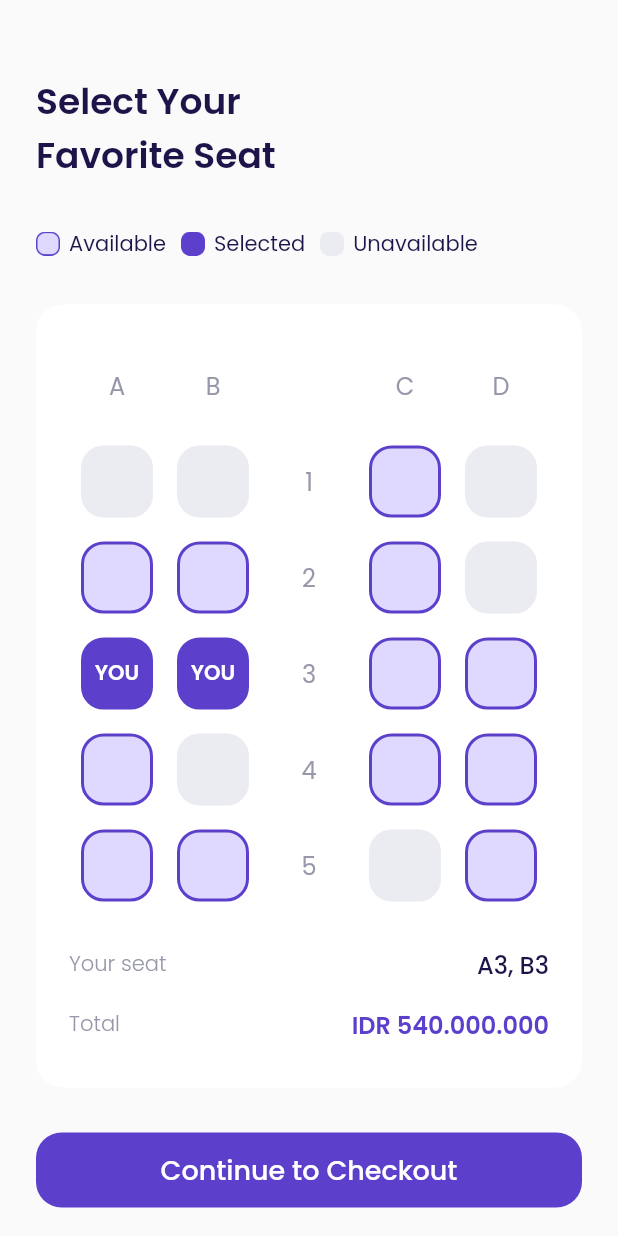
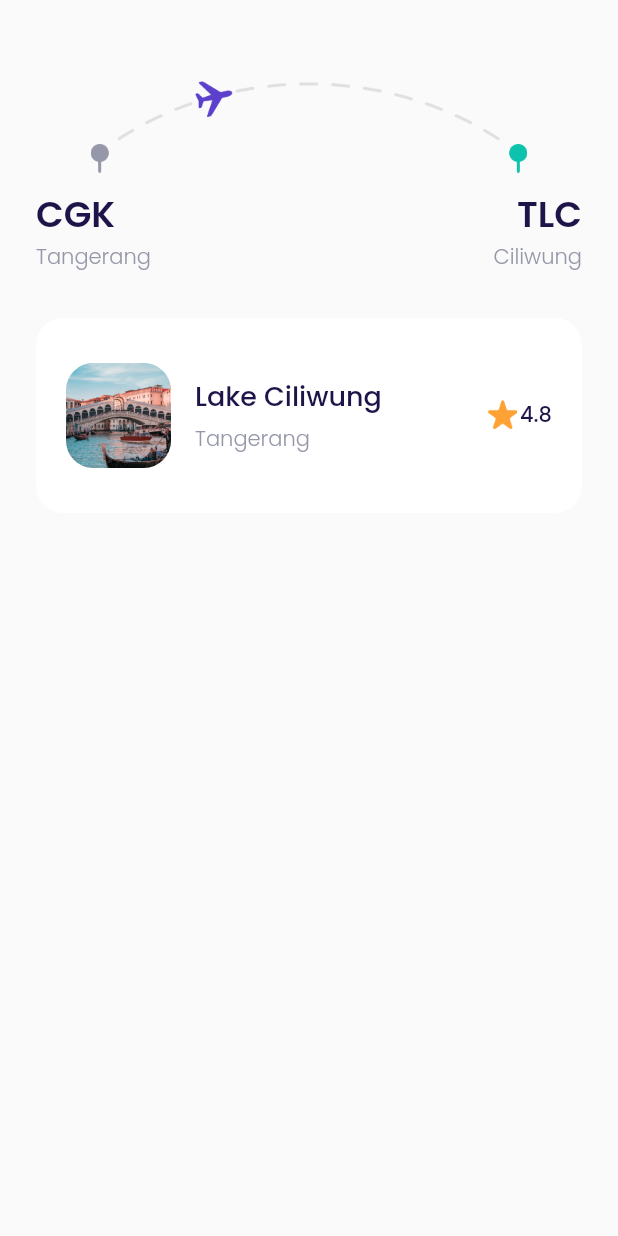
Before and after one commit to iqbaldzlfkr/baletravel_mobile_app, a Flutter app: the ChooseSeatPage screen opened directly, after a tap on "Continue to Checkout", on a phone screen of 412 x 824 dp. Run offline on Flutter 3.47's test engine with Material 2 defaults, Android fonts, the phone set to English and light mode, and no system bars; our stand-ins replace google_fonts.

Commit message:
checkout page

```diff
--- /dev/null
+++ b/lib/ui/pages/checkout_page.dart
@@ -0,0 +1,178 @@
+import 'package:bale_travel/shared/theme.dart';
+import 'package:flutter/material.dart';
+
+class CheckoutPage extends StatelessWidget {
+  const CheckoutPage({super.key});
+
+  @override
+  Widget build(BuildContext context) {
+    return Scaffold(
+      backgroundColor: backgroundColor,
+      body: ListView(
+        padding: const EdgeInsets.symmetric(
+          horizontal: 24,
+        ),
+        children: [
+          route(),
+          bookingDetail(),
+        ],
+      ),
+    );
+  }
+}
+
+Widget route() {
+  return Container(
+    margin: const EdgeInsets.only(
+      top: 50,
+    ),
+    child: Column(
+      children: [
+        Container(
+          width: 291,
+          height: 65,
+          margin: const EdgeInsets.only(
+            bottom: 10,
+          ),
+          decoration: const BoxDecoration(
+            image: DecorationImage(
+              image: AssetImage(
+                'assets/image_checkout.png',
+              ),
+            ),
+          ),
+        ),
+        Row(
+          mainAxisAlignment: MainAxisAlignment.spaceBetween,
+          children: [
+            Column(
+              crossAxisAlignment: CrossAxisAlignment.start,
+              children: [
+                Text(
+                  'CGK',
+                  style: blackTextStyle.copyWith(
+                    fontSize: 24,
+                    fontWeight: semiBold,
+                  ),
+                ),
+                Text(
+                  'Tangerang',
+                  style: greyTextStyle.copyWith(
+                    fontWeight: light,
+                  ),
+                ),
+              ],
+            ),
+            Column(
+              crossAxisAlignment: CrossAxisAlignment.end,
+              children: [
+                Text(
+                  'TLC',
+                  style: blackTextStyle.copyWith(
+                    fontSize: 24,
+                    fontWeight: semiBold,
+                  ),
+                ),
+                Text(
+                  'Ciliwung',
+                  style: greyTextStyle.copyWith(
+                    fontWeight: light,
+                  ),
+                ),
+              ],
+            ),
+          ],
+        )
+      ],
+    ),
+  );
+}
+
+Widget bookingDetail() {
+  return Container(
+    margin: const EdgeInsets.only(
+      top: 30,
+    ),
+    padding: const EdgeInsets.symmetric(
+      vertical: 30,
+      horizontal: 20,
+    ),
+    decoration: BoxDecoration(
+      borderRadius: BorderRadius.circular(18),
+      color: whiteColor,
+    ),
+    child: Column(
+      children: [
+        Row(
+          children: [
+            Container(
+              width: 70,
+              height: 70,
+              margin: const EdgeInsets.only(
+                right: 16,
+              ),
+              decoration: BoxDecoration(
+                borderRadius: BorderRadius.circular(18),
+                image: DecorationImage(
+                  fit: BoxFit.cover,
+                  image: AssetImage(
+                    'assets/image_destination1.png',
+                  ),
+                ),
+              ),
+            ),
+            Expanded(
+              child: Column(
+                crossAxisAlignment: CrossAxisAlignment.start,
+                children: [
+                  Text(
+                    'Lake Ciliwung',
+                    style: blackTextStyle.copyWith(
+                      fontSize: 18,
+                      fontWeight: medium,
+                    ),
+                  ),
+                  const SizedBox(
+                    height: 5,
+                  ),
+                  Text(
+                    'Tangerang',
+                    style: greyTextStyle.copyWith(
+                      fontWeight: light,
+                    ),
+                  ),
+                ],
+              ),
+            ),
+            Row(
+              mainAxisAlignment: MainAxisAlignment.center,
+              crossAxisAlignment: CrossAxisAlignment.start,
+              children: [
+                Container(
+                  height: 20,
+                  width: 20,
+                  margin: const EdgeInsets.only(
+                    right: 2,
+                  ),
+                  decoration: const BoxDecoration(
+                    image: DecorationImage(
+                      image: AssetImage(
+                        'assets/icon_star.png',
+                      ),
+                    ),
+                  ),
+                ),
+                Text(
+                  '4.8',
+                  style: blackTextStyle.copyWith(
+                    fontWeight: medium,
+                  ),
+                )
+              ],
+            ),
+          ],
+        ),
+      ],
+    ),
+  );
+}
--- a/lib/ui/pages/choose_seat_page.dart
+++ b/lib/ui/pages/choose_seat_page.dart
@@ -1,4 +1,5 @@
 import 'package:bale_travel/shared/theme.dart';
+import 'package:bale_travel/ui/pages/checkout_page.dart';
 import 'package:bale_travel/ui/widgets/buttons.dart';
 import 'package:bale_travel/ui/widgets/seat_item.dart';
 import 'package:flutter/material.dart';
@@ -18,7 +19,7 @@ class ChooseSeatPage extends StatelessWidget {
           title(),
           seatStatus(),
           selectSeat(),
-          checkoutButton(),
+          checkoutButton(context),
         ],
       ),
     );
@@ -410,7 +411,7 @@ Widget selectSeat() {
   );
 }
 
-Widget checkoutButton() {
+Widget checkoutButton(context) {
   return Container(
     margin: const EdgeInsets.only(
       top: 30,
@@ -418,7 +419,14 @@ Widget checkoutButton() {
     ),
     child: CustomFilledButton(
       title: 'Continue to Checkout',
-      onPressed: () {},
+      onPressed: () {
+        Navigator.push(
+          context,
+          MaterialPageRoute(
+            builder: (context) => const CheckoutPage(),
+          ),
+        );
+      },
     ),
   );
 }
--- a/lib/ui/widgets/destination_tile_item.dart
+++ b/lib/ui/widgets/destination_tile_item.dart
@@ -87,7 +87,7 @@ class DestinationTileItem extends StatelessWidget {
                   margin: const EdgeInsets.only(
                     right: 2,
                   ),
-                  decoration: BoxDecoration(
+                  decoration: const BoxDecoration(
                     image: DecorationImage(
                       image: AssetImage(
                         'assets/icon_star.png',
```
